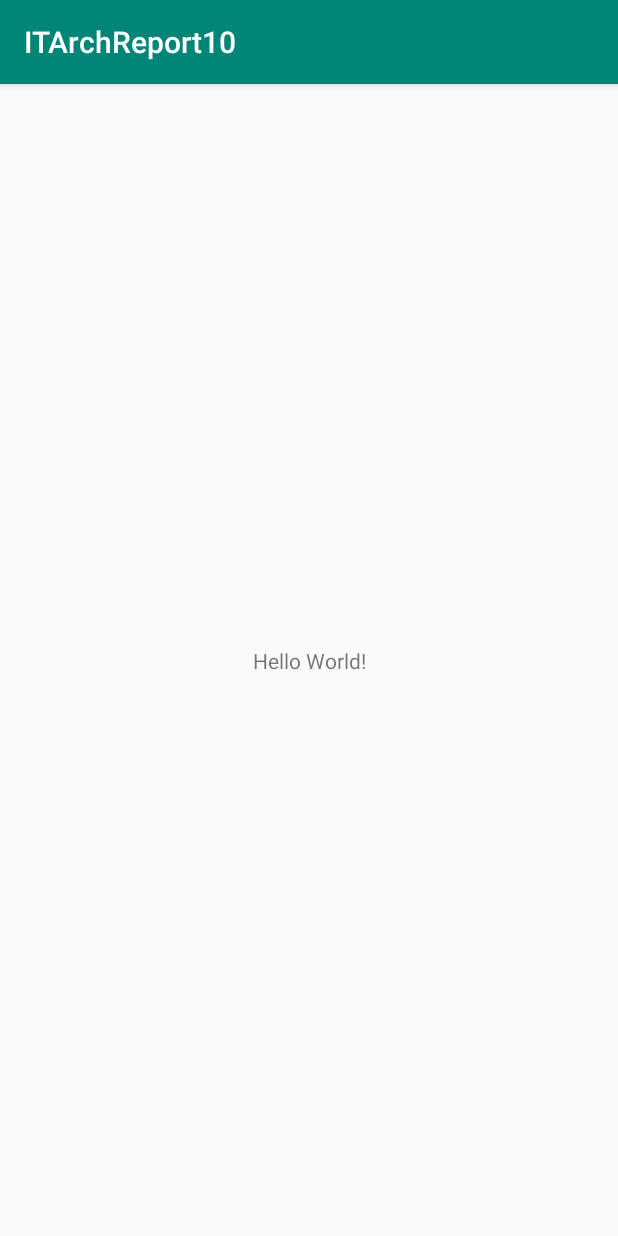
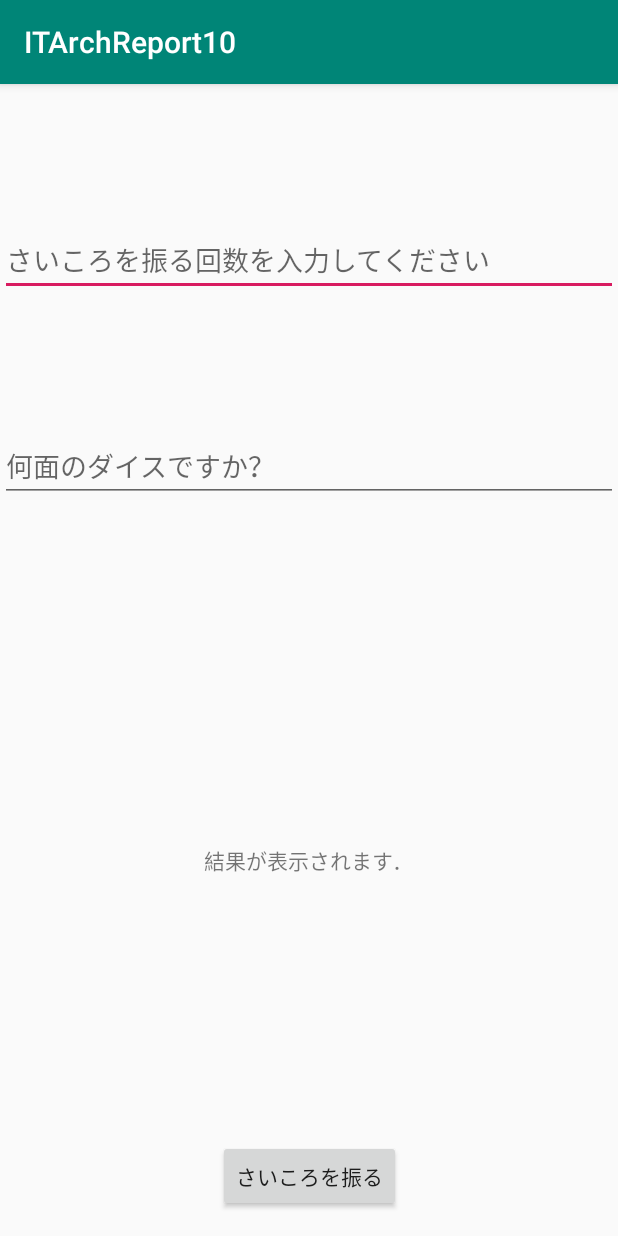
Before and after one commit to sattotto/ITArchReport10, an Android app: the screen it shows after launch (MainActivity), on a phone screen of 412 x 824 dp. Run offline under Robolectric (Android 15) with nearby library versions, the phone set to English and light mode, and no system bars; 1 statement that could not run was skipped.

Commit message:
MainActiviyでAIDLの呼び出しを追加

```diff
--- a/app/src/main/res/layout/activity_main.xml
+++ b/app/src/main/res/layout/activity_main.xml
@@ -6,13 +6,59 @@
     android:layout_height="match_parent"
     tools:context=".MainActivity">
 
-    <TextView
+    <Button
+        android:id="@+id/button"
         android:layout_width="wrap_content"
         android:layout_height="wrap_content"
-        android:text="Hello World!"
+        android:layout_marginStart="131dp"
+        android:layout_marginEnd="131dp"
+        android:layout_marginBottom="16dp"
+        android:onClick="ThrowDice"
+        android:text="さいころを振る"
         app:layout_constraintBottom_toBottomOf="parent"
-        app:layout_constraintLeft_toLeftOf="parent"
-        app:layout_constraintRight_toRightOf="parent"
+        app:layout_constraintEnd_toEndOf="parent"
+        app:layout_constraintStart_toStartOf="parent" />
+
+    <EditText
+        android:id="@+id/diceCount"
+        android:layout_width="match_parent"
+        android:layout_height="46dp"
+        android:layout_alignParentStart="true"
+        android:layout_alignParentLeft="true"
+        android:layout_alignParentTop="true"
+        android:layout_marginTop="95dp"
+        android:hint="さいころを振る回数を入力してください"
+        android:inputType="number"
+        app:layout_constraintEnd_toEndOf="parent"
+        app:layout_constraintStart_toStartOf="parent"
         app:layout_constraintTop_toTopOf="parent" />
 
+    <EditText
+        android:id="@+id/diceType"
+        android:layout_width="match_parent"
+        android:layout_height="46dp"
+        android:layout_alignParentStart="true"
+        android:layout_alignParentLeft="true"
+        android:layout_alignParentTop="true"
+        android:layout_marginTop="91dp"
+        android:hint="何面のダイスですか？"
+        android:inputType="number"
+        app:layout_constraintEnd_toEndOf="parent"
+        app:layout_constraintHorizontal_bias="0.0"
+        app:layout_constraintStart_toStartOf="parent"
+        app:layout_constraintTop_toBottomOf="@+id/diceCount" />
+
+    <TextView
+        android:id="@+id/resultTextView"
+        android:layout_width="wrap_content"
+        android:layout_height="25dp"
+        android:layout_marginStart="163dp"
+        android:layout_marginTop="100dp"
+        android:layout_marginEnd="163dp"
+        android:layout_marginBottom="44dp"
+        android:text="結果が表示されます．"
+        app:layout_constraintBottom_toTopOf="@+id/button"
+        app:layout_constraintEnd_toEndOf="parent"
+        app:layout_constraintStart_toStartOf="parent"
+        app:layout_constraintTop_toBottomOf="@+id/diceType" />
 </android.support.constraint.ConstraintLayout>
```
Also changed, not shown: app/src/main/java/com/github/sattotto/itarchreport10/DiceRoll.java (+6 -1 lines), app/src/main/java/com/github/sattotto/itarchreport10/MainActivity.java (+78 -0 lines), app/src/main/aidl/com/github/sattotto/itarchreport10/DiceRollAIDL.aidl.
